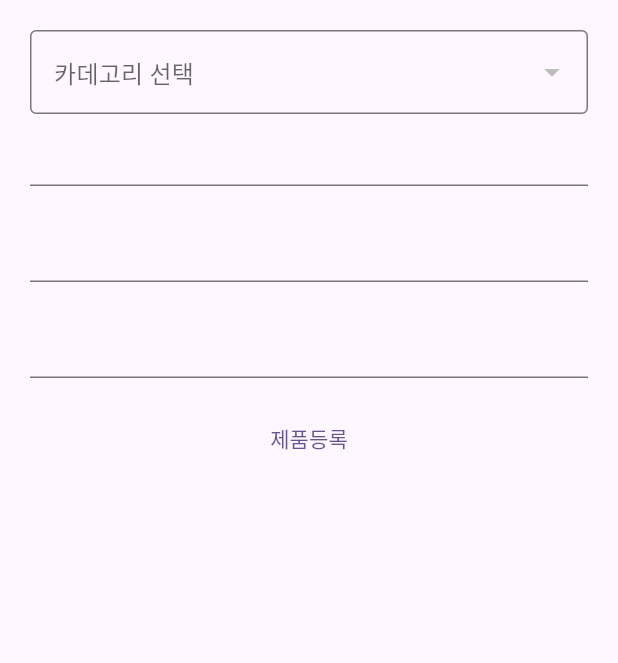
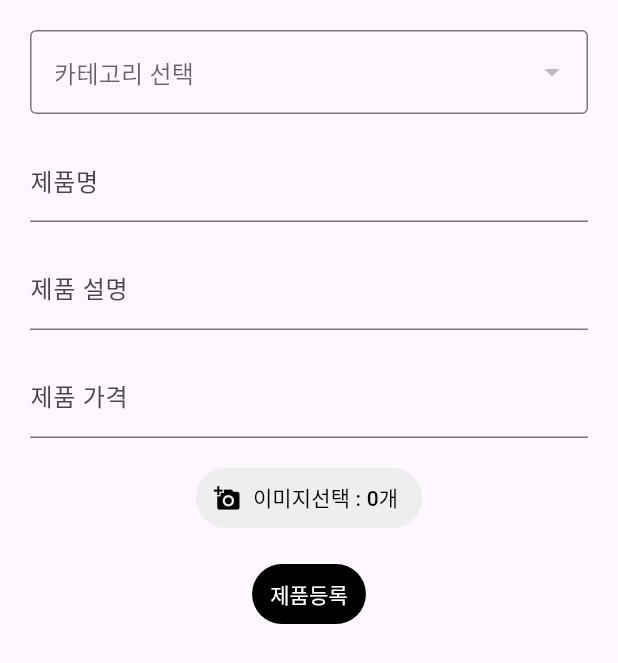
Before and after one commit to ithodol/tj2024b_app, a Flutter app: the ProductRegister screen opened directly, on a phone screen of 412 x 824 dp. Shown: the top 663 px of the screen. Run offline on Flutter 3.47's test engine with Material 3 defaults, Android fonts, the phone set to English and light mode, and no system bars; our stand-ins replace dio, fluttertoast, image_picker, shared_preferences; accounts and stored records are empty; network calls fail.

Commit message:
JPA 실습 회원, 게시판, 제품

```diff
--- a/lib/app/layout/mainapp.dart
+++ b/lib/app/layout/mainapp.dart
@@ -51,15 +51,22 @@ class _MainAppState extends State<MainApp>{
                 width: 50, // 이미지 가로 크기
               ),
               SizedBox( width: 20,), // 여백
-              Text( pageTitle[ selectedIndex ] ), // 현재 선택된 위젯의 제목 반환
+              Text( pageTitle[ selectedIndex ], // 현재 선택된 위젯의 제목 반환
+                style: TextStyle(color: Colors.white)
+              ),
             ]
           ) ,
-          backgroundColor: Colors.white, // 배경색
+          backgroundColor: Colors.black, // 배경색
+          iconTheme: IconThemeData(color: Colors.white) // 아이콘 색
       ), // 헤더 end
 
       body: pages[ selectedIndex ], // *본문 : 현재 선택된 위젯 반환* // 본문 end
 
       bottomNavigationBar: BottomNavigationBar(
+        backgroundColor: Colors.black, // 배경색
+        selectedItemColor: Colors.white, // 선택 메뉴
+        unselectedItemColor: Colors.white70, // 미선택 메뉴
+
         // onTap : BottomNavigationBar 에서 해당 하는 버튼 클릭 했을때 발생하는 이벤트속성
         // items 에서 선택된 index 인덱스 번호 반환된다.
         onTap : (index) => setState( () { selectedIndex = index; } ),
--- a/lib/app/member/info.dart
+++ b/lib/app/member/info.dart
@@ -46,7 +46,7 @@ class _InfoState extends State<Info>{
       // 방법1 : dio.options.headers['속성명'] = 값;
       // 방법2 : dio.get( options : { headers : { '속성명' : 값 } } )
       dio.options.headers['Authorization'] = token;
-      final response = await dio.get( "http://localhost:8080/member/info" );
+      final response = await dio.get( "http://192.168.40.45:8080/member/info" );
       final data = response.data; print( data );
       if( data != '' ) { // (로그인) 회원정보가 존재하면
         setState(() {
@@ -67,7 +67,7 @@ class _InfoState extends State<Info>{
     // 2. 서버에게 로그아웃 요청
     Dio dio = Dio();
     dio.options.headers['Authorization'] = token;
-    final response = dio.get("http://localhost:8080/member/logout");
+    final response = dio.get("http://192.168.40.45:8080/member/logout");
     // 3. 전역변수(클라이언트) 에도 토큰 삭제
     await prefs.remove('token');
     // 4. 페이지 전환/이동
--- a/lib/app/member/signup.dart
+++ b/lib/app/member/signup.dart
@@ -34,7 +34,7 @@ class _SignupState extends State<Signup>{
     // 2.
     try {
       Dio dio = Dio();
-      final response = await dio.post( "http://localhost:8080/member/signup", data: sendData);
+      final response = await dio.post( "http://192.168.40.45:8080/member/signup", data: sendData);
       final data = response.data;
 
       Navigator.pop(context); // 가장 앞(가장 최근에 열린)에 있는 위젯 닫기 ( showDialog() : 팝업 창 )
--- a/lib/app/product/productList.dart
+++ b/lib/app/product/productList.dart
@@ -1,5 +1,6 @@
 import 'package:dio/dio.dart';
 import 'package:flutter/material.dart';
+import 'package:intl/intl.dart';
 import 'package:tj2024b_app/app/member/signup.dart';
 import 'package:tj2024b_app/app/product/productView.dart';
 import 'package:tj2024b_app/main.dart';
@@ -88,6 +89,7 @@ class _ProductListState extends State<ProductList>{
               )
             } ,
             child: Card(
+              color: Colors.white70,
               margin: EdgeInsets.all( 12 ), // 바깥여백
               child: Padding(
                   padding: EdgeInsets.all( 10 ), // 안쪽여백
@@ -103,12 +105,13 @@ class _ProductListState extends State<ProductList>{
 
                       SizedBox( width: 20 ,) , // 여백
 
-                  Expanded(child: Column(  // 그외 구역
+                      Expanded(child: Column(
+                        // 그외 구역
                         crossAxisAlignment: CrossAxisAlignment.start, // 왼쪽 정렬
                         children: [
                           Text( product['pname'] , style: TextStyle( fontSize: 18 , fontWeight: FontWeight.bold ), ) ,
                           SizedBox( height: 8,),
-                      Text( "가격: ${ product['pprice'] }" , style: TextStyle( fontSize: 16 , color: Colors.red ), ) ,
+                          Text( "가격: ${NumberFormat('#,###').format(product['pprice'])}원" , style: TextStyle( fontSize: 16 , color: Colors.red ), ) ,
                           SizedBox( height: 4,),
                           Text( "카테고리: ${  product['cname'] }" ) ,
                           SizedBox( height: 4,),
@@ -117,7 +120,7 @@ class _ProductListState extends State<ProductList>{
                       )) , // Card의 남은 부분
                     ],
                   ), // Row end
-            ), // Card end
+              ),
             )
           );// InkWell end
         },
--- a/lib/app/product/productRegister.dart
+++ b/lib/app/product/productRegister.dart
@@ -1,3 +1,5 @@
+import 'dart:io';
+
 import 'package:dio/dio.dart';
 import 'package:flutter/material.dart';
 import 'package:image_picker/image_picker.dart';
@@ -26,7 +28,7 @@ class _ProductRegister extends State< ProductRegister >{
     onCategory();
   }
 
-  // 4. 이미지 피커
+  // 4. 이미지 피커 : 사용자의 파일을 플러터로 가져오기
     // (1) pubspec.yamal 파일 depondencies 추가
   List<XFile> selectedImage = []; // 현재 선택된 이미지들을 저장하는 리스트
   void onSelectImage() async{
@@ -39,7 +41,6 @@ class _ProductRegister extends State< ProductRegister >{
           selectedImage = pickedFiles;
         });
       }
-
     }catch(e){
       print(e);
     }
@@ -62,18 +63,28 @@ class _ProductRegister extends State< ProductRegister >{
   // 2. 제품 등록 요청 함수 ( + FormData )
   void onRegister() async{
     try{
-      // 1. (현재 로그인된) 토큰 확인
+      // (1) (현재 로그인된) 토큰 확인
       final prefs = await SharedPreferences.getInstance(); // 전역변수 객체 호출
       final token = prefs.getString("token"); // 전역변수 객체에 저장된 key 값 호출
       if( token == null ){ print("로그인후 가능합니다."); return; } // 비로그인 상태
-      // 2. 폼데이터 구성 ( + 첨부파일 )
+      // (2) 폼데이터 구성 ( + 첨부파일 )
       FormData formData = FormData(); // 전송할 자료들을 바이너리(바이트) 타입으로 변경 // 이유 : 대용량
       // + formData.fields.add( MapEntry( "필드명" , "값" ) ); // 필드명은 자바의 DTO 필드명 과 동일해야 함
       formData.fields.add( MapEntry("pname", pnameController.text  ));      // 폼에 입력받은 제품명 대입
       formData.fields.add( MapEntry("pcontent", pcontentController.text )); // 폼에 입력받은 제품설명 대입
       formData.fields.add( MapEntry("pprice", ppriceController.text ) );    // 폼에 입력받은 제품가격 대입
       formData.fields.add( MapEntry("cno", '${cno}' ) );                    // 폼에 입력받은 카테고리번호 대입
-      // 3. DIO 요청
+      // (*) 현재 선택된 이미지들을 formData에 담아주기
+      for(XFile image in selectedImage){
+        // XFile의 path : 파일 경로, XFile의 name : 파일 이름
+          // dio의 MultipartFile 이용하여 파일 객체 만들기
+          // XFile 자체는 전송 불가능 => multipartFile로 변환
+        final file = await MultipartFile.fromFile(image.path, filename: image.name);
+         // dio의 multipartFile 객체를 폼 대입
+        formData.files.add(MapEntry("files", file)); // files 라는 이름으로 file(multipartFile) 객체들을 대입한다
+      }
+
+      // (3) DIO 요청
       dio.options.headers['Authorization'] = token;  // 3-1 : HTTP Header( 통신 정보 )에 인증 정보 포함.
       final response = await dio.post("$baseUrl/product/register" , data : formData );
       // 4. DIO 응답 처리
@@ -95,8 +106,8 @@ class _ProductRegister extends State< ProductRegister >{
         // onChanged : 드롭다운 값의 선택이 변경되었을 때 이벤트 발생 함수
       return DropdownButtonFormField(
           value: cno, // 카테고리 번호 초기값
-          hint: Text("카데고리 선택"), // 가이드라인
-          decoration: InputDecoration(border: OutlineInputBorder()), // 바깥 테두리
+          hint: Text("카테고리 선택"), // 가이드라인
+          decoration: InputDecoration(border: OutlineInputBorder(borderSide: BorderSide(color: Colors.grey),)), // 바깥 테두리
           items: categoryList.map((category){
             return DropdownMenuItem<int>( // 제네릭<int> value에 들어가는 값의 타입
               value: category['cno'], // 드롭다운에서 값 선택시 반환되는 값
@@ -111,6 +122,33 @@ class _ProductRegister extends State< ProductRegister >{
         );
     }
 
+    // (+) 선택한 이미지 미리보기 함수
+    Widget ImagePreview(){
+      // 만약 선택된 이미지가 없으면 빈칸, 있으면 미리보기
+      if(selectedImage.isEmpty){
+        return SizedBox();
+      }
+
+      return Container(
+        height: 100,
+        child: ListView.builder(
+          scrollDirection: Axis.horizontal, // List의 방향, 기본값=세로 / 가로 설정
+          itemCount: selectedImage.length, // 이미지 갯수만큼 반복
+          itemBuilder: (context, index){ // 반복문
+            final XFile xFile = selectedImage[index]; // index 번째 xFile 꺼내기
+            return Padding(
+              padding: EdgeInsets.all(5), // 여백
+              child: SizedBox(
+                width: 100, height: 100, // 이미지 사이즈 설정
+                child: Image.file(File(xFile.path)), // 현재 index번째 xFile 경로를 이미지로 출력
+              ),
+            );
+          },
+        ),
+      );
+
+    }
+
 
     return Scaffold(
       body: Container(
@@ -118,13 +156,47 @@ class _ProductRegister extends State< ProductRegister >{
         child: Column(
           children: [
             CategoryDropdown(),
-            TextField( controller: pnameController, ) ,
+            SizedBox( height: 16 ),
+
+            TextField(
+              controller: pnameController,
+              decoration: InputDecoration( labelText: "제품명" ),
+            ) ,
+            SizedBox( height: 16 ),
+
+            TextField(
+              controller: pcontentController,
+              decoration: InputDecoration( labelText: "제품 설명" ),
+            ) ,
+            SizedBox( height: 16 ),
+
+            TextField(
+              controller: ppriceController,
+              decoration: InputDecoration( labelText: "제품 가격" ),
+              keyboardType: TextInputType.number, // 키보드 기본 타입 = 숫자
+            ) ,
+            SizedBox( height: 16 ),
+
+            TextButton.icon(
+              style: TextButton.styleFrom(
+                backgroundColor: Colors.grey[200],   // 버튼 배경색
+                foregroundColor: Colors.black,   // 글씨, 아이콘 색
+              ),
+              icon: Icon(Icons.add_a_photo),
+              label: Text("이미지선택 : ${selectedImage.length}개"),
+              onPressed: onSelectImage
+            ),
+
+            ImagePreview(),
             SizedBox( height: 16 , ),
-            TextField( controller: pcontentController, ) ,
-            SizedBox( height: 16 , ),
-            TextField( controller: ppriceController, ) ,
-            SizedBox( height: 16 , ),
-            TextButton(onPressed: onRegister, child: Text("제품등록") ),
+            TextButton(
+              style: TextButton.styleFrom(
+                backgroundColor: Colors.black,   // 버튼 배경색
+                foregroundColor: Colors.white,   // 글씨, 아이콘 색
+              ),
+              onPressed: onRegister,
+              child: Text("제품등록")
+            ),
           ], // c end
         ),// c end
       ), // c end
--- a/pubspec.yaml
+++ b/pubspec.yaml
@@ -36,6 +36,8 @@ dependencies:
   fluttertoast: ^8.2.12
   # 이미지 피커
   image_picker: ^1.1.2
+  # 원화 구분(콤마)
+  intl: ^0.18.1
   # 플러터 SDK 라이브러리 추가
   flutter:
     sdk: flutter
```
Also changed, not shown: lib/app/member/login.dart (+17 -4 lines), lib/app/product/productView.dart (added, +178 -0 lines), pubspec.lock. Lines whose indentation alone changed are shown as unchanged.
